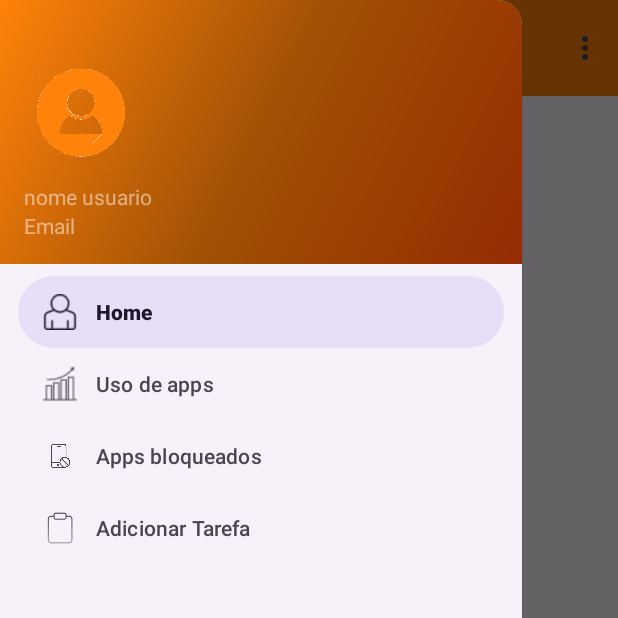
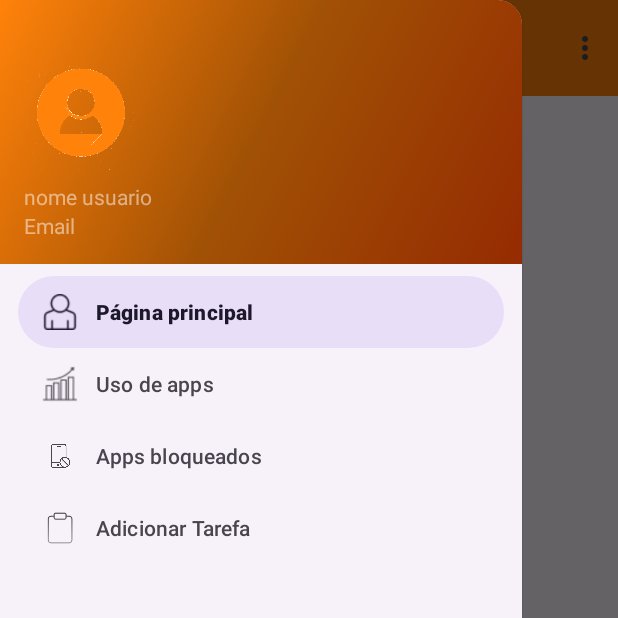
Before and after one commit to Sadousan/TaskLock, an Android app built with Jetpack Compose: the TelaPrincipalMenu screen opened directly, with no data from a screen before it, with the side drawer open, on a phone screen of 412 x 824 dp, the top half of it. Run offline under Robolectric (Android 15) with nearby library versions, the phone set to English and light mode, and no system bars; our stand-ins replace navigation-ui; Roboto replaces fonts that are not available here.

```diff
--- a/app/src/main/res/values/strings.xml
+++ b/app/src/main/res/values/strings.xml
@@ -12,7 +12,7 @@
     <string name="invalid_password">A senha precisa ter mais de 5 caracteres</string>
     <string name="login_failed">"Erro no login"</string>
     <string name="title_activity_cadastro">Cadastro</string>
-    <string name="menu_home">Home</string>
+    <string name="menu_home">Página principal</string>
     <string name="menu_usodeapps">Uso de apps</string>
     <string name="menu_appsbloqueado">Apps bloqueados</string>
     <string name="menu_adicionartarefa">Adicionar Tarefa</string>
```
